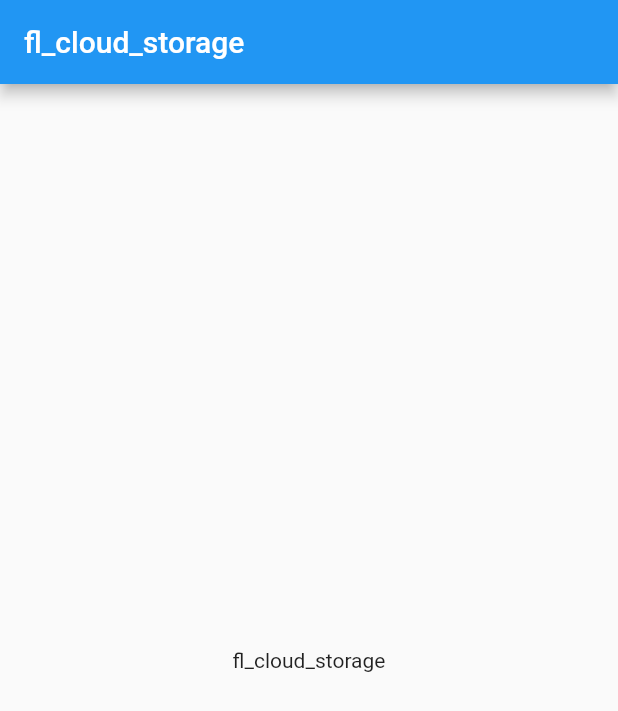
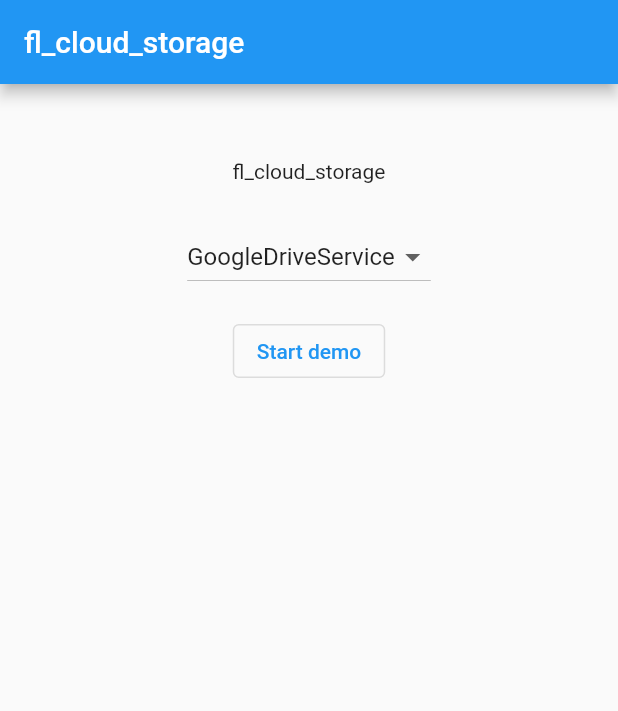
Before and after one commit to ehwplus/fl_cloud_storage, a Flutter app: the screen it shows after launch, on a phone screen of 412 x 824 dp. Shown: the top 711 px of the screen. Run offline on Flutter 3.47's test engine with Material 2 defaults, Android fonts, the phone set to English and light mode, and no system bars; our stand-ins replace google_sign_in, logger; missing offline and left inert: googleapis.

Commit message:
feat: start with the example implementation; few alterations to the cloudstorageservice

````diff
--- a/example/lib/main.dart
+++ b/example/lib/main.dart
@@ -1,3 +1,5 @@
+import 'package:example/cloud_storage_demo.dart';
+import 'package:fl_cloud_storage/fl_cloud_storage.dart';
 import 'package:flutter/material.dart';
 
 void main() {
@@ -31,16 +33,54 @@ class MyHomePage extends StatefulWidget {
 }
 
 class _MyHomePageState extends State<MyHomePage> {
+  late final CloudStorageService cloudStorageService;
+
+  final Map<CloudStorageServiceEnum, Type> availableServices =
+      CloudStorageService.availableServices;
+
+  CloudStorageServiceEnum? selection = CloudStorageServiceEnum.GOOGLE_DRIVE;
 
   @override
   Widget build(BuildContext context) {
     return Scaffold(
-      appBar: AppBar(
-        title: Text(widget.title),
-      ),
-      body: const Center(
-        child: Text('fl_cloud_storage'),
-      )
-    );
+        appBar: AppBar(
+          title: Text(widget.title),
+        ),
+        body: Column(
+          children: [
+            const SizedBox(height: 50),
+            const Center(
+              child: Text('fl_cloud_storage'),
+            ),
+            const SizedBox(height: 25),
+            DropdownButton<CloudStorageServiceEnum>(
+              value: selection,
+              items: CloudStorageServiceEnum.values
+                  .map<DropdownMenuItem<CloudStorageServiceEnum>>(
+                      (CloudStorageServiceEnum e) => DropdownMenuItem(
+                            key: Key(e.name),
+                            value: e,
+                            child: Text(availableServices[e].toString()),
+                          ))
+                  .toList(),
+              onChanged: (CloudStorageServiceEnum? value) {
+                setState(() {
+                  selection = value;
+                });
+              },
+            ),
+            const SizedBox(height: 15),
+            OutlinedButton(
+              onPressed: () {
+                Navigator.of(context).push(
+                  MaterialPageRoute(
+                      builder: (_) =>
+                          CloudStorageDemo(delegateKey: selection!)),
+                );
+              },
+              child: const Text('Start demo'),
+            )
+          ],
+        ));
   }
 }
--- a/lib/fl_cloud_storage/cloud_storage_service.dart
+++ b/lib/fl_cloud_storage/cloud_storage_service.dart
@@ -1,5 +1,6 @@
 import 'dart:async';
 
+import 'package:fl_cloud_storage/fl_cloud_storage.dart';
 import 'package:fl_cloud_storage/fl_cloud_storage/interface/cloud_file.dart';
 import 'package:fl_cloud_storage/fl_cloud_storage/interface/cloud_folder.dart';
 import 'package:fl_cloud_storage/fl_cloud_storage/interface/cloud_service.dart';
@@ -53,10 +54,10 @@ class CloudStorageService {
   /// );
   /// ```
   /// to get a list of display names for the available services.
-  static List<Type> get availableServices => [
-        GoogleDriveService,
+  static Map<CloudStorageServiceEnum, Type> get availableServices => {
+        CloudStorageServiceEnum.GOOGLE_DRIVE: GoogleDriveService,
         // add your cloud provider class here
-      ];
+      };
 
   /// Symbol of the currently active delegate for unambiguous identification.
   CloudStorageServiceEnum delegateKey;
--- a/lib/fl_cloud_storage/interface/cloud_service.dart
+++ b/lib/fl_cloud_storage/interface/cloud_service.dart
@@ -4,7 +4,7 @@ import 'package:fl_cloud_storage/fl_cloud_storage/interface/cloud_folder.dart';
 import 'package:fl_cloud_storage/fl_cloud_storage/util/platform_support_enum.dart';
 
 abstract class ICloudService<FILE extends CloudFile<dynamic>,
-    FOLDER extends CloudFolder<dynamic>> {
+    FOLDER extends CloudFolder<dynamic>> extends Type {
   static String get serviceDisplayName => throw UnimplementedError();
 
   static CloudStorageServiceEnum get serviceKey => throw UnimplementedError();
````
Also changed, not shown: example/lib/cloud_storage_demo.dart (added, +44 -0 lines).
